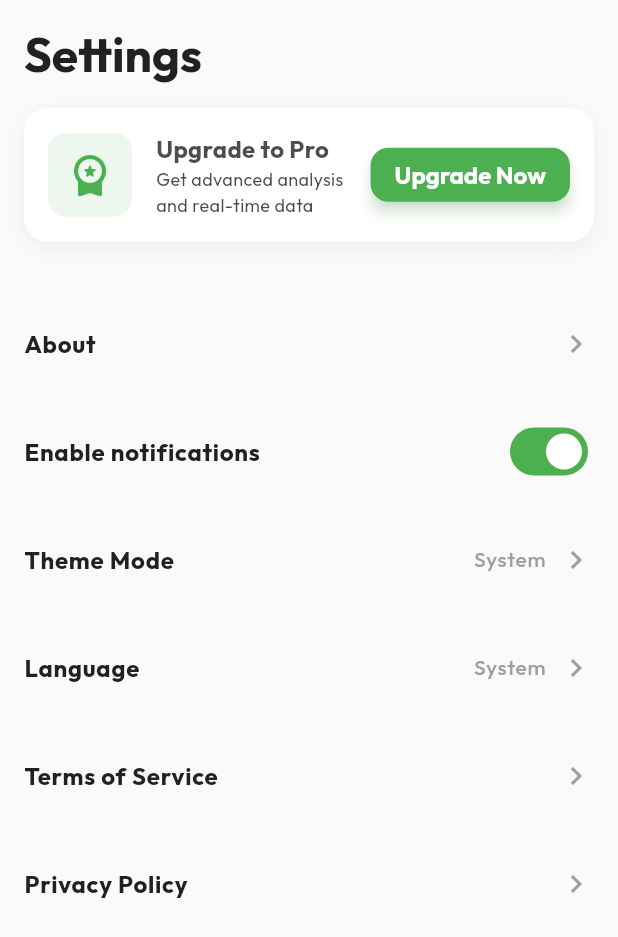
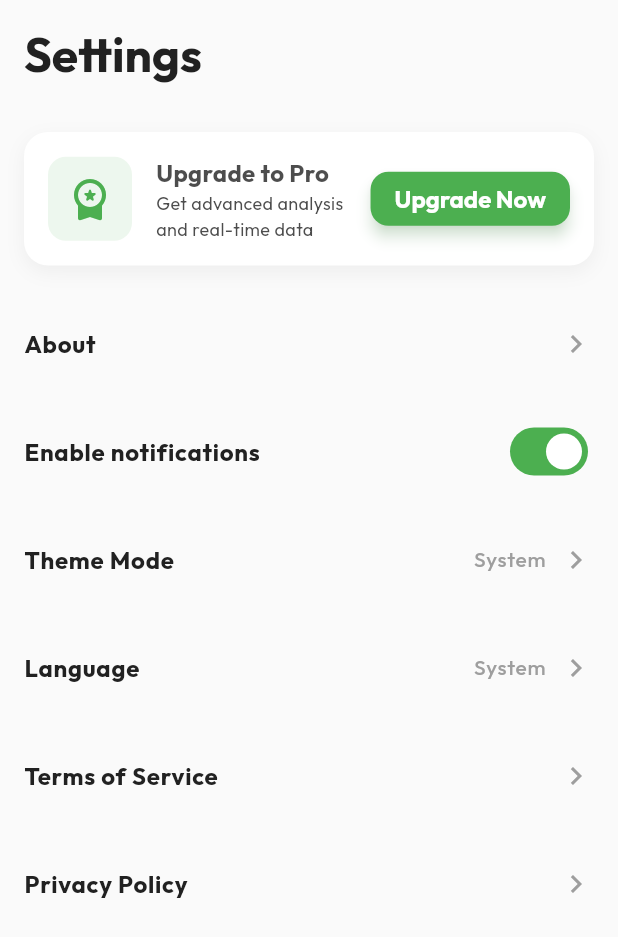
Before and after one commit to swoaib/Investr, a Flutter app: the SettingsScreen screen opened directly, on a phone screen of 412 x 824 dp. Shown: the top 937 px of the screen. Run offline on Flutter 3.47's test engine with Material 3 defaults, Android fonts, the phone set to English and light mode, and no system bars; our stand-ins replace fl_chart, flutter_svg, go_router, google_fonts, shared_preferences; accounts and stored records are empty; network calls fail.

Commit message:
style: Adjust vertical padding and spacing on the settings screen.

```diff
--- a/lib/src/features/settings/presentation/settings_screen.dart
+++ b/lib/src/features/settings/presentation/settings_screen.dart
@@ -33,13 +33,14 @@ class _SettingsScreenState extends State<SettingsScreen> {
                   AppTheme.screenPaddingHorizontal,
                   AppTheme.screenPaddingVertical,
                   AppTheme.screenPaddingHorizontal,
-                  AppTheme.screenPaddingHorizontal,
+                  AppTheme.screenPaddingVertical,
                 ),
                 child: Text(
                   l10n.settingsTitle,
                   style: Theme.of(context).textTheme.headlineLarge,
                 ),
               ),
+              const SizedBox(height: 16),
               // Upgrade Banner
               Container(
                 margin: const EdgeInsets.symmetric(
@@ -114,7 +115,7 @@ class _SettingsScreenState extends State<SettingsScreen> {
                   ],
                 ),
               ),
-              const SizedBox(height: 32),
+              const SizedBox(height: 16),
               // Settings List
               _buildSettingsTile(
                 context,
```
